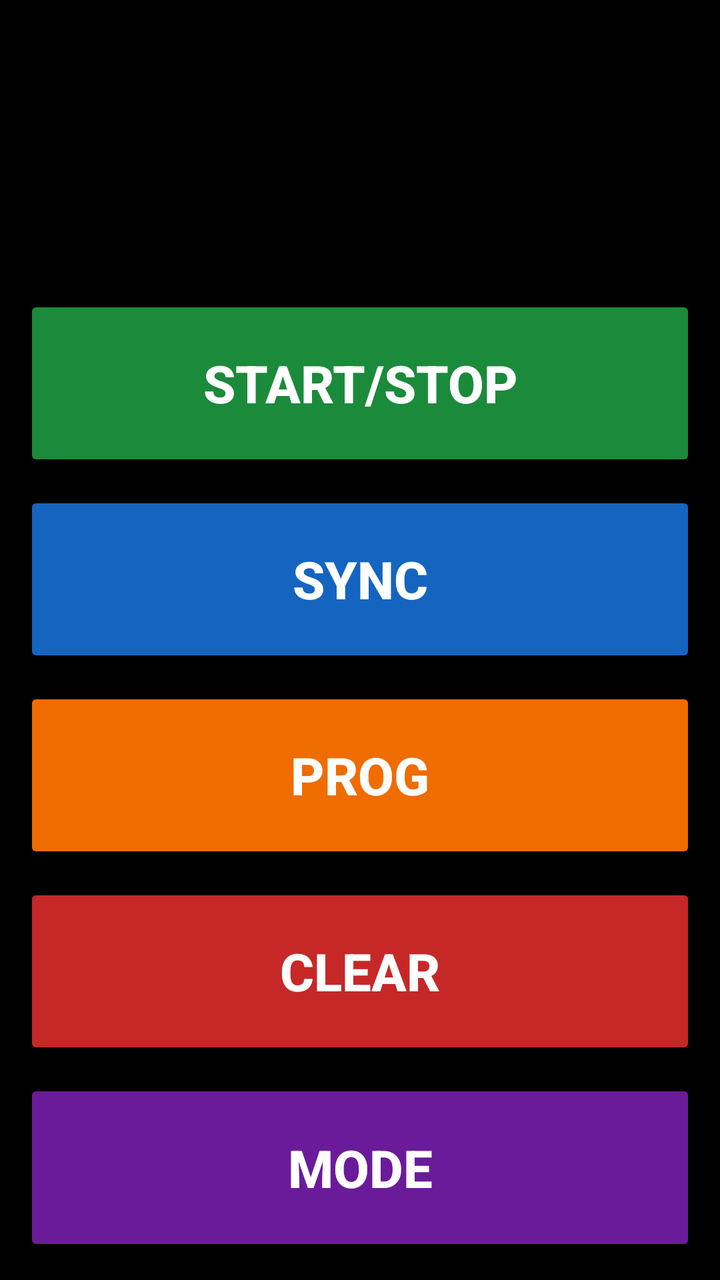
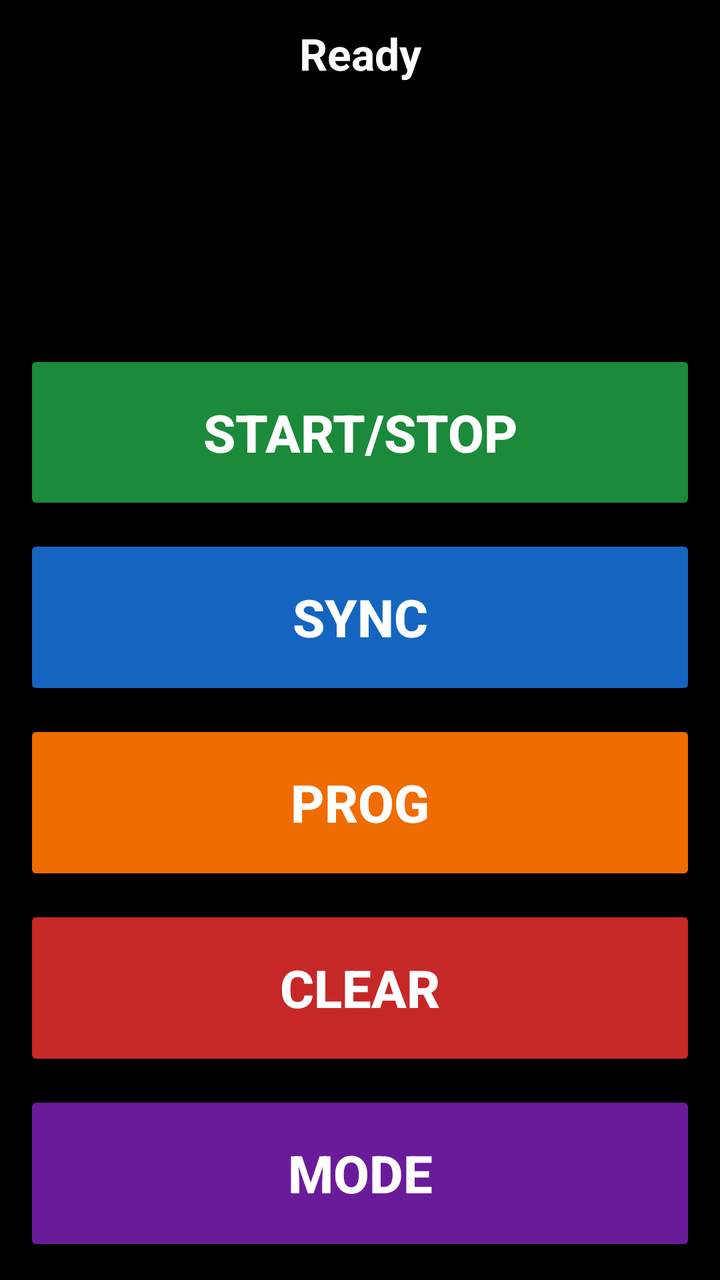

An Android layout rendered at two revisions. The XML below is the earlier revision; the diff shows what the commit changed to produce the second picture.
<!-- AndroidManifest.xml: application theme Theme.AudioStartWatch -->
<!-- res/layout/activity_main.xml -->
<?xml version="1.0" encoding="utf-8"?>
<LinearLayout xmlns:android="http://schemas.android.com/apk/res/android"
    xmlns:app="http://schemas.android.com/apk/res-auto"
    android:layout_width="match_parent"
    android:layout_height="match_parent"
    android:orientation="vertical"
    android:background="@color/background_black"
    android:padding="12dp">

    
    <TextView
        android:id="@+id/txtStatus"
        android:layout_width="match_parent"
        android:layout_height="0dp"
        android:layout_weight="1.1"
        android:gravity="center"
        android:textColor="@color/text_white"
        android:textStyle="bold"
        android:text=""
        android:maxLines="1"
        app:autoSizeTextType="uniform"
        app:autoSizeMinTextSize="40sp"
        app:autoSizeMaxTextSize="300sp"
        app:autoSizeStepGranularity="4sp"
        android:contentDescription="@string/status_content_description" />

    <TextView
        android:id="@+id/txtMode"
        android:layout_width="match_parent"
        android:layout_height="wrap_content"
        android:gravity="center"
        android:textColor="@color/text_white"
        android:textSize="20sp"
        android:paddingBottom="12dp"
        android:text="" />

    
    <Button
        android:id="@+id/btnStartStop"
        android:layout_width="match_parent"
        android:layout_height="0dp"
        android:layout_weight="1"
        android:layout_marginBottom="10dp"
        android:backgroundTint="@color/btn_start_stop_go"
        android:text="@string/btn_start_stop"
        android:textSize="26sp"
        android:textStyle="bold"
        android:textColor="@color/text_white" />

    
    <Button
        android:id="@+id/btnSync"
        android:layout_width="match_parent"
        android:layout_height="0dp"
        android:layout_weight="1"
        android:layout_marginBottom="10dp"
        android:backgroundTint="@color/btn_sync"
        android:text="@string/btn_sync"
        android:textSize="26sp"
        android:textStyle="bold"
        android:textColor="@color/text_white" />

    
    <Button
        android:id="@+id/btnProg"
        android:layout_width="match_parent"
        android:layout_height="0dp"
        android:layout_weight="1"
        android:layout_marginBottom="10dp"
        android:backgroundTint="@color/btn_prog"
        android:text="@string/btn_prog"
        android:textSize="26sp"
        android:textStyle="bold"
        android:textColor="@color/text_white" />

    
    <Button
        android:id="@+id/btnClear"
        android:layout_width="match_parent"
        android:layout_height="0dp"
        android:layout_weight="1"
        android:layout_marginBottom="10dp"
        android:backgroundTint="@color/btn_clear"
        android:text="@string/btn_clear"
        android:textSize="26sp"
        android:textStyle="bold"
        android:textColor="@color/text_white" />

    
    <Button
        android:id="@+id/btnMode"
        android:layout_width="match_parent"
        android:layout_height="0dp"
        android:layout_weight="1"
        android:backgroundTint="@color/btn_mode"
        android:text="@string/btn_mode"
        android:textSize="26sp"
        android:textStyle="bold"
        android:textColor="@color/text_white" />

</LinearLayout>
<!-- resources referenced by this layout -->
<resources>
  <color name="background_black">#000000</color>
  <color name="btn_clear">#C62828</color>
  <color name="btn_mode">#6A1B9A</color>
  <color name="btn_prog">#EF6C00</color>
  <color name="btn_start_stop_go">#1B8A3B</color>
  <color name="btn_sync">#1565C0</color>
  <color name="text_white">#FFFFFF</color>
  <string name="btn_clear">Clear</string>
  <string name="btn_mode">Mode</string>
  <string name="btn_prog">Prog</string>
  <string name="btn_start_stop">Start/Stop</string>
  <string name="btn_sync">Sync</string>
  <string name="status_content_description">Current status</string>
  <style name="Theme.AudioStartWatch" parent="Theme.MaterialComponents.NoActionBar">
          <item name="android:windowBackground">@color/background_black</item>
          <item name="android:statusBarColor">@color/background_black</item>
          <item name="colorPrimary">@color/background_black</item>
      </style>
</resources>

<!-- the commit's change to res/layout/activity_main.xml (unified diff, before → after) -->
@@ -6,6 +6,17 @@
     android:orientation="vertical"
     android:background="@color/background_black"
     android:padding="12dp">
+
+    <TextView
+        android:id="@+id/txtPhaseLabel"
+        android:layout_width="match_parent"
+        android:layout_height="wrap_content"
+        android:gravity="center"
+        android:textColor="@color/text_white"
+        android:textSize="22sp"
+        android:textStyle="bold"
+        android:paddingBottom="4dp"
+        android:text="@string/phase_standby" />
 
     
     <TextView
<!-- resource entries referenced after the edit -->
@@ -12,6 +12,7 @@
   <string name="btn_prog">Prog</string>
   <string name="btn_start_stop">Start/Stop</string>
   <string name="btn_sync">Sync</string>
+  <string name="phase_standby">Ready</string>
   <string name="status_content_description">Current status</string>
   <style name="Theme.AudioStartWatch" parent="Theme.MaterialComponents.NoActionBar">
           <item name="android:windowBackground">@color/background_black</item>
